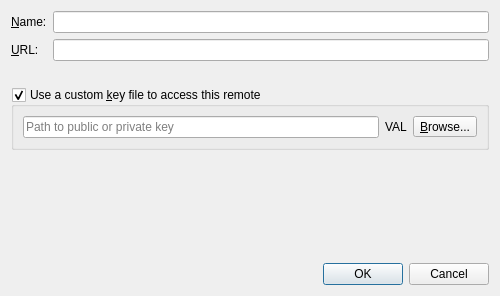
This is gitfourchette/widgets/remotedialog.ui in weblate/gitfourchette as Qt 5 draws it before an edit. The edited form follows.
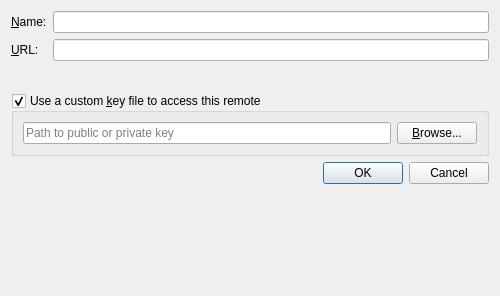
This is the edited form.

Commit message: ValidatorMultiplexer embeds warning within QLineEdit; SignatureForm validation

Patch:
```diff
--- a/gitfourchette/widgets/remotedialog.ui
+++ b/gitfourchette/widgets/remotedialog.ui
@@ -25,13 +25,52 @@
   <property name="windowTitle">
    <string>Edit remote</string>
   </property>
-  <property name="sizeGripEnabled">
-   <bool>false</bool>
-  </property>
   <property name="modal">
    <bool>true</bool>
   </property>
-  <layout class="QGridLayout" name="gridLayout_2">
+  <layout class="QFormLayout" name="formLayout">
+   <property name="fieldGrowthPolicy">
+    <enum>QFormLayout::ExpandingFieldsGrow</enum>
+   </property>
+   <item row="6" column="0" colspan="2">
+    <widget class="QDialogButtonBox" name="buttonBox">
+     <property name="orientation">
+      <enum>Qt::Horizontal</enum>
+     </property>
+     <property name="standardButtons">
+      <set>QDialogButtonBox::Cancel|QDialogButtonBox::Ok</set>
+     </property>
+     <property name="centerButtons">
+      <bool>false</bool>
+     </property>
+    </widget>
+   </item>
+   <item row="0" column="1">
+    <widget class="QLineEdit" name="nameEdit"/>
+   </item>
+   <item row="1" column="1">
+    <widget class="QLineEdit" name="urlEdit"/>
+   </item>
+   <item row="0" column="0">
+    <widget class="QLabel" name="nameLabel">
+     <property name="text">
+      <string>&amp;Name:</string>
+     </property>
+     <property name="buddy">
+      <cstring>urlEdit</cstring>
+     </property>
+    </widget>
+   </item>
+   <item row="1" column="0">
+    <widget class="QLabel" name="urlLabel">
+     <property name="text">
+      <string>&amp;URL:</string>
+     </property>
+     <property name="buddy">
+      <cstring>nameEdit</cstring>
+     </property>
+    </widget>
+   </item>
    <item row="2" column="0">
     <spacer name="verticalSpacer">
      <property name="orientation">
@@ -48,22 +87,6 @@
      </property>
     </spacer>
    </item>
-   <item row="1" column="0">
-    <widget class="QLabel" name="urlLabel">
-     <property name="text">
-      <string>&amp;URL:</string>
-     </property>
-     <property name="buddy">
-      <cstring>urlEdit</cstring>
-     </property>
-    </widget>
-   </item>
-   <item row="1" column="1">
-    <widget class="QLineEdit" name="urlEdit"/>
-   </item>
-   <item row="0" column="1">
-    <widget class="QLineEdit" name="nameEdit"/>
-   </item>
    <item row="3" column="0" colspan="2">
     <widget class="QGroupBox" name="keyFileGroupBox">
      <property name="sizePolicy">
@@ -79,20 +102,6 @@
       <bool>true</bool>
      </property>
      <layout class="QGridLayout" name="gridLayout">
-      <item row="0" column="2">
-       <widget class="QToolButton" name="keyFileBrowseButton">
-        <property name="text">
-         <string>&amp;Browse...</string>
-        </property>
-       </widget>
-      </item>
-      <item row="0" column="1">
-       <widget class="QLabel" name="keyFileValidation">
-        <property name="text">
-         <string notr="true">VAL</string>
-        </property>
-       </widget>
-      </item>
       <item row="0" column="0">
        <widget class="QLineEdit" name="keyFilePathEdit">
         <property name="placeholderText">
@@ -100,45 +109,16 @@
         </property>
        </widget>
       </item>
+      <item row="0" column="1">
+       <widget class="QPushButton" name="keyFileBrowseButton">
+        <property name="text">
+         <string>&amp;Browse...</string>
+        </property>
+       </widget>
+      </item>
      </layout>
     </widget>
    </item>
-   <item row="5" column="0" colspan="2">
-    <widget class="QDialogButtonBox" name="buttonBox">
-     <property name="orientation">
-      <enum>Qt::Horizontal</enum>
-     </property>
-     <property name="standardButtons">
-      <set>QDialogButtonBox::Cancel|QDialogButtonBox::Ok</set>
-     </property>
-     <property name="centerButtons">
-      <bool>false</bool>
-     </property>
-    </widget>
-   </item>
-   <item row="0" column="0">
-    <widget class="QLabel" name="nameLabel">
-     <property name="text">
-      <string>&amp;Name:</string>
-     </property>
-     <property name="buddy">
-      <cstring>nameEdit</cstring>
-     </property>
-    </widget>
-   </item>
-   <item row="4" column="0">
-    <spacer name="verticalSpacer_2">
-     <property name="orientation">
-      <enum>Qt::Vertical</enum>
-     </property>
-     <property name="sizeHint" stdset="0">
-      <size>
-       <width>20</width>
-       <height>40</height>
-      </size>
-     </property>
-    </spacer>
-   </item>
   </layout>
  </widget>
  <tabstops>
```
The commit also changes 23 other files.
